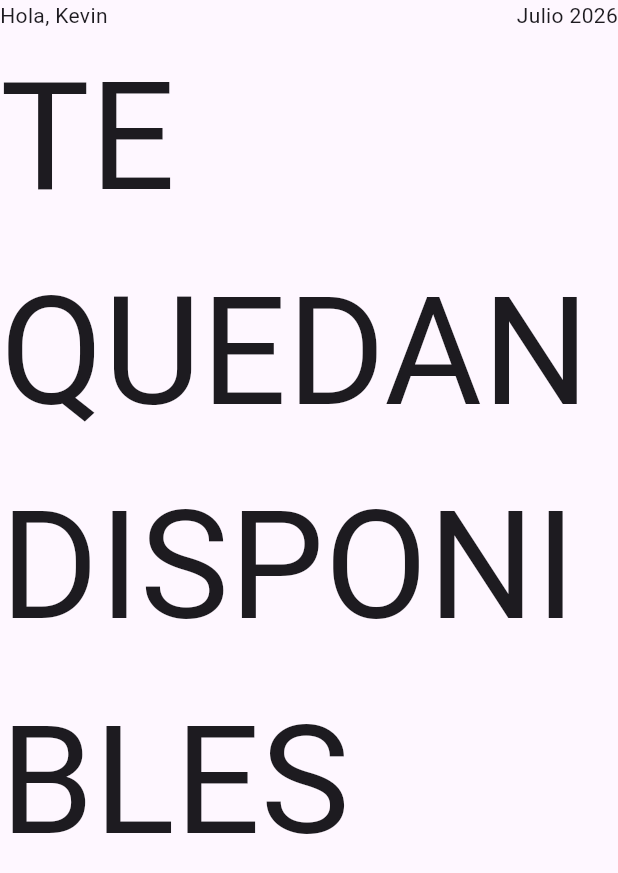
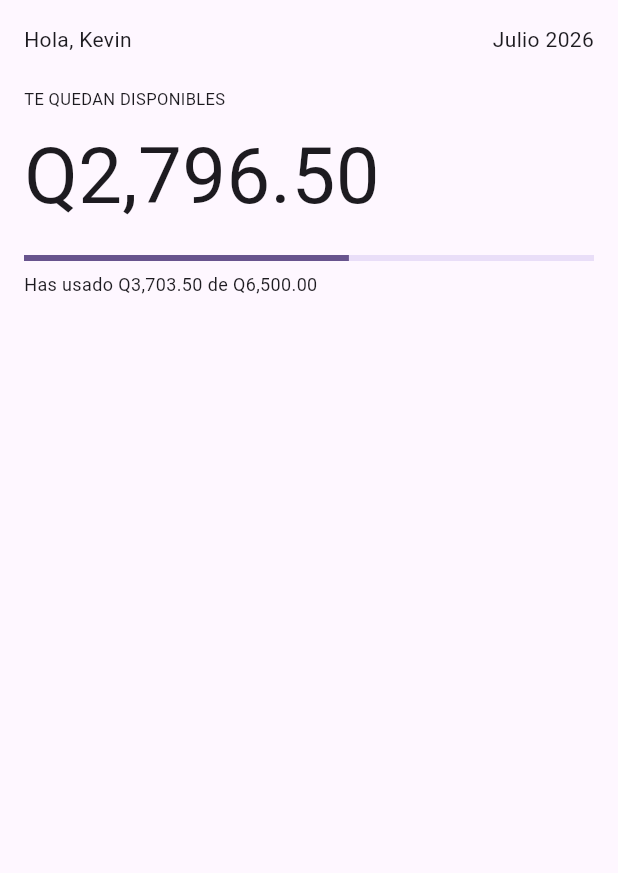
Before and after one commit to saulecch/inkash, a Flutter app: the screen it shows after launch, on a phone screen of 412 x 824 dp. Shown: the top 873 px of the screen. Run offline on Flutter 3.47's test engine with Material 3 defaults, Android fonts, the phone set to English and light mode, and no system bars.

Commit message:
S05 estructura inicial top widgets

```diff
--- a/lib/main.dart
+++ b/lib/main.dart
@@ -16,16 +16,25 @@ class MyApp extends StatelessWidget {
       home: Scaffold(
         body: SafeArea(
           child: ListView(
+            padding: EdgeInsets.all(16.0),
             children: [
               Row(
                 mainAxisAlignment: MainAxisAlignment.spaceBetween,
                 children: [Text('Hola, Kevin'), Text('Julio 2026')],
               ),
+              const SizedBox(height: 22),
               Column(
-                children: [
+                crossAxisAlignment: CrossAxisAlignment.start,
+                children: const [
+                  Text('TE QUEDAN DISPONIBLES', style: TextStyle(fontSize: 11)),
+                  SizedBox(height: 6),
+                  Text('Q2,796.50', style: TextStyle(fontSize: 52)),
+                  SizedBox(height: 16),
+                  LinearProgressIndicator(value: 0.57),
+                  SizedBox(height: 7),
                   Text(
-                    'TE QUEDAN DISPONIBLES',
-                    style: TextStyle(fontSize: 100),
+                    'Has usado Q3,703.50 de Q6,500.00',
+                    style: TextStyle(fontSize: 12),
                   ),
                 ],
               ),
@@ -36,17 +45,3 @@ class MyApp extends StatelessWidget {
     );
   }
 }
-
-// const SizedBox(height: 22),
-// Column(
-//   crossAxisAlignment: CrossAxisAlignment.start,
-//   children: const [
-//     Text('TE QUEDAN DISPONIBLES', style: TextStyle(fontSize: 11)),
-//     SizedBox(height: 6),
-//     Text('Q2,796.50', style: TextStyle(fontSize: 52)),
-//     SizedBox(height: 16),
-//     LinearProgressIndicator(value: 0.57),
-//     SizedBox(height: 7),
-//     Text('Has usado Q3,703.50 de Q6,500.00', style: TextStyle(fontSize: 12)),
-//   ],
-// ),
```
